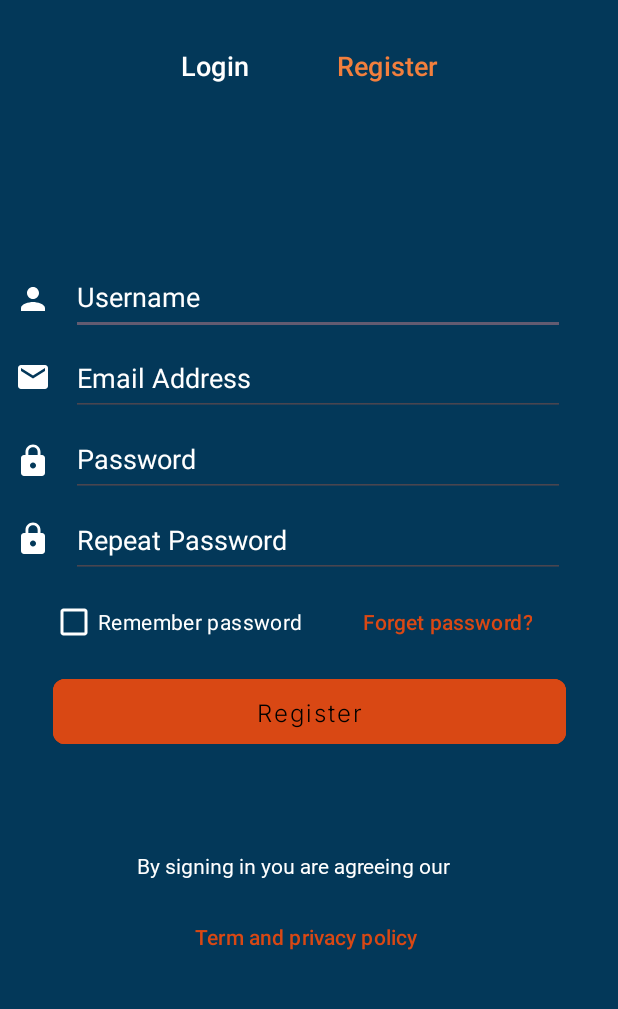
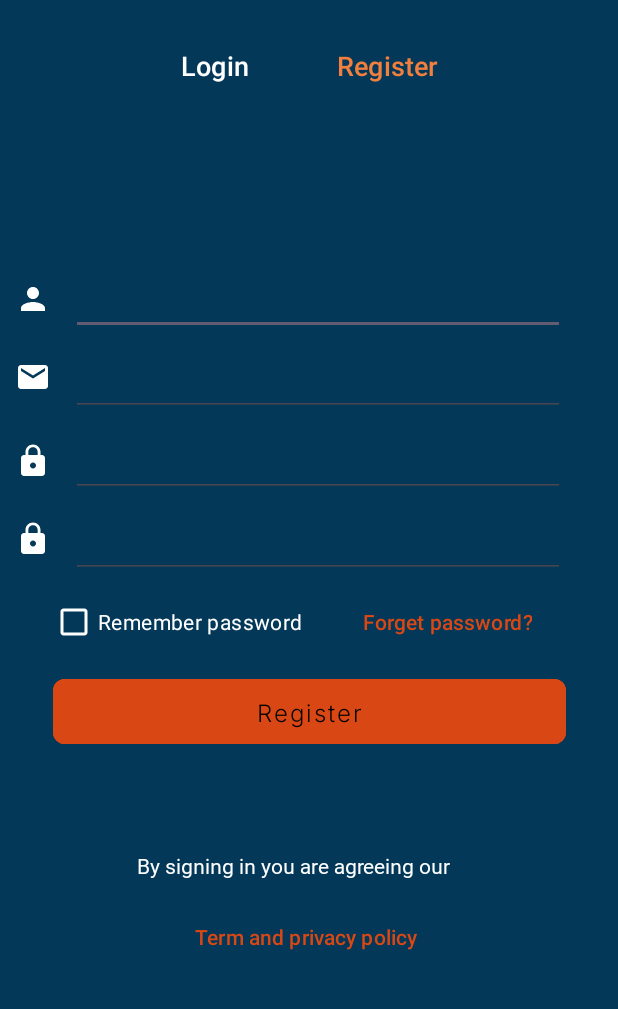
Before and after one commit to arturofgg/EventOs, an Android app: the screen it shows after launch (Register), on a phone screen of 412 x 824 dp, the part 172-1181 px from its top. Run offline under Robolectric (Android 15) with nearby library versions, the phone set to English and light mode, and no system bars; our stand-ins replace Firebase (no records; nobody signed in at launch, a user with empty details on screens opened directly).

Commit message:
mejora de register

```diff
--- a/app/src/main/res/layout/activity_register.xml
+++ b/app/src/main/res/layout/activity_register.xml
@@ -56,7 +56,6 @@
         android:layout_marginEnd="42dp"
         android:ems="10"
         android:inputType="text"
-        android:text="Username"
         android:textColor="@color/white"
         app:layout_constraintEnd_toEndOf="parent"
         app:layout_constraintStart_toEndOf="@+id/imageView3"
@@ -70,7 +69,6 @@
         android:layout_marginTop="4dp"
         android:layout_marginEnd="42dp"
         android:inputType="text"
-        android:text="Email Address"
         android:textColor="@color/white"
         app:layout_constraintEnd_toEndOf="parent"
         app:layout_constraintStart_toEndOf="@+id/emialR"
@@ -94,7 +92,7 @@
         android:layout_marginTop="4dp"
         android:layout_marginEnd="42dp"
         android:inputType="text"
-        android:text="Password"
+        android:password="true"
         android:textColor="@color/white"
         app:layout_constraintEnd_toEndOf="parent"
         app:layout_constraintStart_toEndOf="@+id/lockR"
@@ -119,7 +117,7 @@
         android:layout_marginTop="4dp"
         android:layout_marginEnd="42dp"
         android:inputType="text"
-        android:text="Repeat Password"
+        android:password="true"
         android:textColor="@color/white"
         app:layout_constraintEnd_toEndOf="parent"
         app:layout_constraintStart_toEndOf="@+id/sLockR"
```
